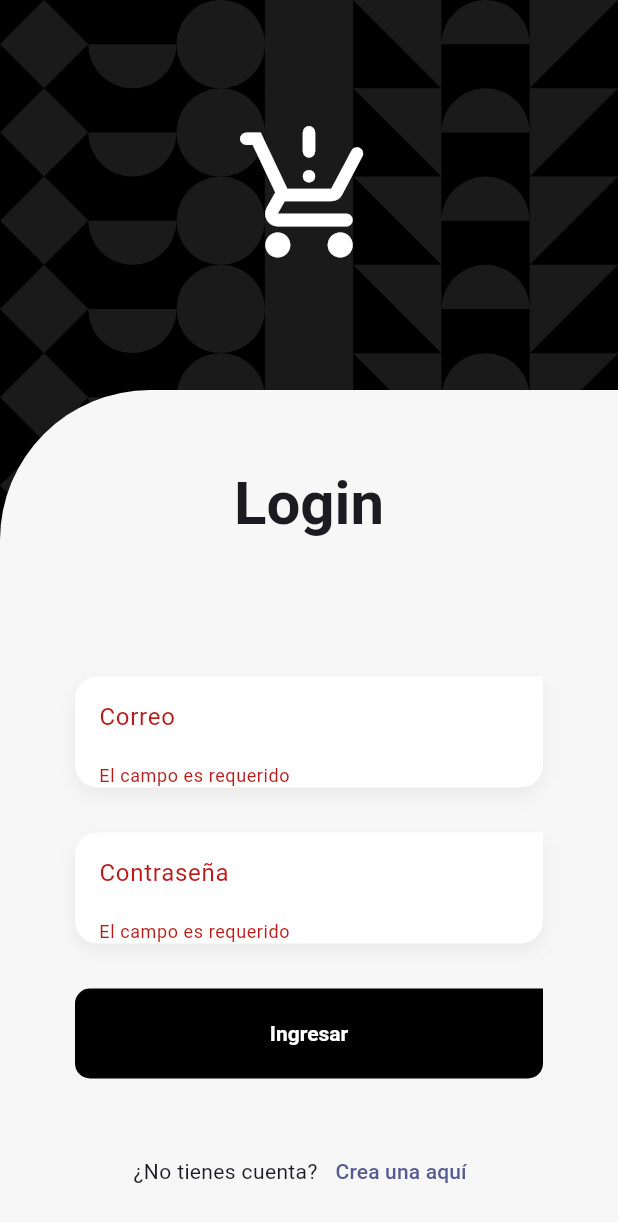
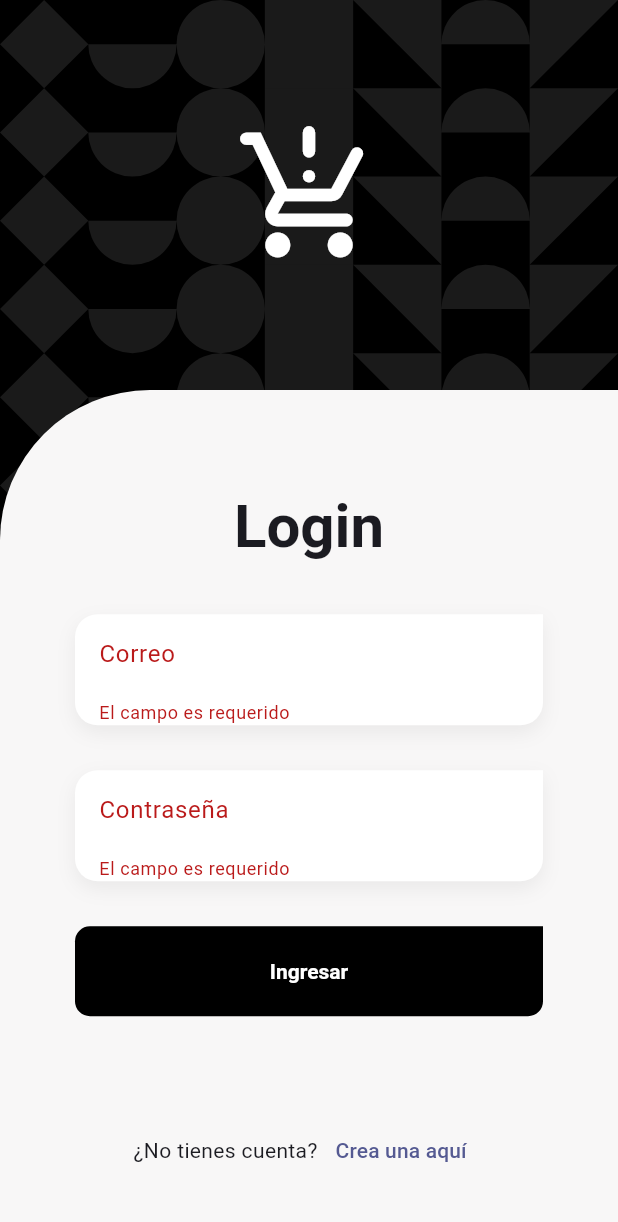
Before and after one commit to Soulcito/flutter_app_shop, a Flutter app: the screen it shows after launch, after a tap on "Ingresar", on a phone screen of 412 x 824 dp. Shown: the top 1222 px of the screen. Run offline on Flutter 3.47's test engine with Material 2 defaults, Android fonts, the phone set to English and light mode, and no system bars; our stand-ins replace dio, flutter_dotenv, flutter_riverpod, formz, go_router, google_fonts and 1 more; project files that could hold a hidden picture were left out.

Commit message:
Fin de la seccion 27

```diff
--- a/lib/config/config.dart
+++ b/lib/config/config.dart
@@ -3,3 +3,4 @@
 export 'theme/app_theme.dart';
 export 'constants/environment.dart';
 export 'router/app_router.dart';
+export 'router/app_router_notifier.dart';
--- a/lib/config/router/app_router.dart
+++ b/lib/config/router/app_router.dart
@@ -1,11 +1,22 @@
+import 'package:flutter_riverpod/flutter_riverpod.dart';
 import 'package:go_router/go_router.dart';
+import 'package:teslo_shop/config/router/app_router_notifier.dart';
 import 'package:teslo_shop/features/auth/auth.dart';
 import 'package:teslo_shop/features/products/products.dart';
 
-final appRouter = GoRouter(
-  initialLocation: '/login',
+final goRouterProvider = Provider((ref) {
+
+  final goRouterNotifier = ref.read(goRouterNotifierProvider);
+
+  return GoRouter(
+    initialLocation: '/splash',
+    refreshListenable: goRouterNotifier,
     routes: [
-
+      ///* primera Pantalla
+      GoRoute(
+        path: '/splash',
+        builder: (context, state) => const CheckAuthStatusScreen(),
+      ),
       ///* Auth Routes
       GoRoute(
         path: '/login',
@@ -22,5 +33,25 @@ final appRouter = GoRouter(
         builder: (context, state) => const ProductsScreen(),
       ),
     ],
-  ///! TODO: Bloquear si no se está autenticado de alguna manera
+
+    redirect: (context, state) {
+
+      final isGoingTo = state.subloc;
+      final authStatus = goRouterNotifier.authStatus;
+
+      if ( isGoingTo == '/splash' && authStatus == AuthStatus.checking ) return null;
+
+      if ( authStatus == AuthStatus.notAuthenticated ) {
+        if ( isGoingTo =='/login' || isGoingTo == '/register' ) return null;
+        return '/login';
+      }
+
+      if ( authStatus == AuthStatus.authenticated ) {
+        if ( isGoingTo =='/login' || isGoingTo == '/register' || isGoingTo == '/splash' ) return '/';
+      }
+
+      return null;
+    },
+
   );
+});
--- /dev/null
+++ b/lib/config/router/app_router_notifier.dart
@@ -0,0 +1,30 @@
+import 'package:flutter/foundation.dart';
+import 'package:flutter_riverpod/flutter_riverpod.dart';
+import 'package:teslo_shop/features/auth/auth.dart';
+
+final goRouterNotifierProvider = Provider((ref) {
+  final authNotifier = ref.read( authProvider.notifier );
+  return GoRouterNotifier(authNotifier);
+});
+
+class GoRouterNotifier extends ChangeNotifier {
+
+  final AuthNotifier _authNotifier;
+
+  AuthStatus _authStatus = AuthStatus.checking;
+
+  GoRouterNotifier(this._authNotifier){
+    _authNotifier.addListener((state) {
+      authStatus = state.authStatus;
+    });
+  }
+
+  AuthStatus get authStatus => _authStatus;
+
+  set authStatus( AuthStatus value ) {
+    _authStatus = value;
+    notifyListeners();
+  }
+
+
+}
--- a/lib/features/auth/presentation/providers/auth_provider.dart
+++ b/lib/features/auth/presentation/providers/auth_provider.dart
@@ -1,20 +1,28 @@
 import 'package:flutter_riverpod/flutter_riverpod.dart';
 import 'package:teslo_shop/features/auth/domain/domain.dart';
 import 'package:teslo_shop/features/auth/infrastructure/infrastructure.dart';
+import 'package:teslo_shop/features/shared/shared.dart';
 
 final authProvider = StateNotifierProvider<AuthNotifier, AuthState>((ref) {
 
   final authRepository = AuthRepositoryImpl();
+  final keyValueStorageService = KeyValueStorageServiceImpl();
 
-  return AuthNotifier(authRepository: authRepository);
+  return AuthNotifier(
+    authRepository: authRepository,
+    keyValueStorageService: keyValueStorageService
+  );
 });
 
 
 class AuthNotifier extends StateNotifier<AuthState> {
 
   final AuthRepository authRepository;
+  final KeyValueStorageService keyValueStorageService;
 
-  AuthNotifier({required this.authRepository}): super( AuthState() );
+  AuthNotifier({required this.authRepository, required this.keyValueStorageService}): super(AuthState()){
+    checkAuthStatus();
+  }
 
   Future<void> loginUser( String email, String password ) async {
     try {
@@ -32,19 +40,28 @@ class AuthNotifier extends StateNotifier<AuthState> {
   }
 
   void checkAuthStatus() async {
+    final token = await keyValueStorageService.getValue<String>('token');
+    if( token == null ) return logout();
 
+    try {
+      final user = await authRepository.checkAuthStatus(token);
+      _setLoggedUser(user);
+    } catch (e) {
+      logout();
+    }
   }
 
-  void _setLoggedUser(User user) {
-    //TODO: necesito guardar el token fisicamente
+  void _setLoggedUser(User user) async{
+    await keyValueStorageService.setKeyValue('token', user.token);
     state = state.copyWith(
       user: user,
       authStatus: AuthStatus.authenticated,
+      errorMessage: '',
     );
   }
 
   Future<void> logout([String? errorMessage]) async {
-    //TODO: limpiar token
+    await keyValueStorageService.removeKey('token');
     state = state.copyWith(
       authStatus: AuthStatus.notAuthenticated,
       user: null,
--- a/lib/features/auth/presentation/providers/login_form_provider.dart
+++ b/lib/features/auth/presentation/providers/login_form_provider.dart
@@ -83,7 +83,11 @@ class LoginFormNotifier extends StateNotifier<LoginFormState> {
 
     if( !state.isValid ) return;
 
+    state = state.copyWith(isPosting: true);
+
     await loginUserCallback(state.email.value, state.password.value);
+
+    state = state.copyWith(isPosting: false);
   }
 
   _touchEveryField() {
--- /dev/null
+++ b/lib/features/auth/presentation/screens/check_auth_status_screen.dart
@@ -0,0 +1,14 @@
+import 'package:flutter/material.dart';
+
+class CheckAuthStatusScreen extends StatelessWidget {
+  const CheckAuthStatusScreen({super.key});
+
+  @override
+  Widget build(BuildContext context) {
+    return const Scaffold(
+      body: Center(
+        child: CircularProgressIndicator(strokeWidth: 2),
+      ),
+    );
+  }
+}
--- a/lib/features/auth/presentation/screens/login_screen.dart
+++ b/lib/features/auth/presentation/screens/login_screen.dart
@@ -2,7 +2,6 @@ import 'package:flutter/material.dart';
 import 'package:flutter_riverpod/flutter_riverpod.dart';
 import 'package:go_router/go_router.dart';
 import 'package:teslo_shop/features/auth/auth.dart';
-import 'package:teslo_shop/features/auth/presentation/providers/login_form_provider.dart';
 import 'package:teslo_shop/features/shared/shared.dart';
 
 
@@ -77,9 +76,11 @@ class _LoginForm extends ConsumerWidget {
       padding: const EdgeInsets.symmetric(horizontal: 50),
       child: Column(
         children: [
-          const SizedBox( height: 50 ),
+          // const SizedBox( height: 50 ),
+          const Spacer(flex: 2),
           Text('Login', style: textStyles.titleLarge ),
-          const SizedBox( height: 90 ),
+          // const SizedBox( height: 90 ),
+          const Spacer(flex: 1),
 
           CustomTextFormField(
             label: 'Correo',
@@ -104,9 +105,9 @@ class _LoginForm extends ConsumerWidget {
             child: CustomFilledButton(
               text: 'Ingresar',
               buttonColor: Colors.black,
-              onPressed: (){
-                ref.read(loginFormProvider.notifier).onFormSubmit();
-              },
+              onPressed: loginForm.isPosting
+                ? null
+                : ref.read(loginFormProvider.notifier).onFormSubmit,
             )
           ),
 
--- a/lib/features/auth/presentation/screens/register_screen.dart
+++ b/lib/features/auth/presentation/screens/register_screen.dart
@@ -72,9 +72,11 @@ class _RegisterForm extends StatelessWidget {
       padding: const EdgeInsets.symmetric(horizontal: 50),
       child: Column(
         children: [
-          const SizedBox( height: 50 ),
+          // const SizedBox( height: 50 ),
+          const Spacer(flex: 2),
           Text('Nueva cuenta', style: textStyles.titleMedium ),
-          const SizedBox( height: 50 ),
+          const Spacer(),
+          // const SizedBox( height: 50 ),
 
           const CustomTextFormField(
             label: 'Nombre completo',
--- a/lib/features/auth/presentation/screens/screens.dart
+++ b/lib/features/auth/presentation/screens/screens.dart
@@ -1,2 +1,3 @@
 export 'login_screen.dart';
 export 'register_screen.dart';
+export 'check_auth_status_screen.dart';
--- /dev/null
+++ b/lib/features/shared/infrastructure/services/key_value_storage_service_impl.dart
@@ -0,0 +1,50 @@
+
+import 'package:shared_preferences/shared_preferences.dart';
+import 'package:teslo_shop/features/shared/infrastructure/services/key_value_storage_service.dart';
+
+class KeyValueStorageServiceImpl extends KeyValueStorageService {
+
+  Future<SharedPreferences> getSharedPrefs() async {
+    return await SharedPreferences.getInstance();
+  }
+
+  @override
+  Future<T?> getValue<T>(String key) async{
+   final prefs = await getSharedPrefs();
+
+    switch (T) {
+      case int:
+        return prefs.getInt(key) as T?;
+      case String:
+        return prefs.getString(key) as T?;
+      default:
+        throw UnimplementedError('GET not implemented for type ${T.runtimeType}');
+    }
+
+  }
+
+  @override
+  Future<bool> removeKey(String key) async{
+    final prefs = await getSharedPrefs();
+    return await prefs.remove(key);
+  }
+
+  @override
+  Future<void> setKeyValue<T>(String key, T value) async{
+    final prefs = await getSharedPrefs();
+
+    switch (T) {
+      case int:
+        prefs.setInt(key, value as int);
+        break;
+      case String:
+        prefs.setString(key, value as String);
+        break;
+      default:
+        throw UnimplementedError('SET not implemented for type ${T.runtimeType}');
+    }
+
+
+  }
+
+}
--- a/lib/features/shared/shared.dart
+++ b/lib/features/shared/shared.dart
@@ -1,2 +1,4 @@
 export 'widgets/widgets.dart';
 export 'infrastructure/inputs/inputs.dart';
+export 'infrastructure/services/key_value_storage_service_impl.dart';
+export 'infrastructure/services/key_value_storage_service.dart';
--- a/lib/main.dart
+++ b/lib/main.dart
@@ -9,11 +9,14 @@ void main() async{
   runApp(const ProviderScope(child: MainApp()));
 }
 
-class MainApp extends StatelessWidget {
+class MainApp extends ConsumerWidget {
   const MainApp({super.key});
 
   @override
-  Widget build(BuildContext context) {
+  Widget build(BuildContext context, WidgetRef ref) {
+
+    final appRouter = ref.watch( goRouterProvider );
+
     return MaterialApp.router(
       routerConfig: appRouter,
       theme: AppTheme().getTheme(),
--- a/pubspec.yaml
+++ b/pubspec.yaml
@@ -15,6 +15,7 @@ dependencies:
   formz: ^0.6.0
   go_router: ^6.2.0
   google_fonts: ^4.0.3
+  shared_preferences: ^2.2.0
 
 dev_dependencies:
   flutter_lints: ^2.0.0
```
Also changed, not shown: lib/features/auth/infrastructure/datasources/auth_datasource_impl.dart (+21 -3 lines), lib/features/shared/infrastructure/services/key_value_storage_service.dart (added, +9 -0 lines), lib/features/shared/widgets/side_menu.dart (+9 -5 lines), pubspec.lock, 1 other file. Lines whose indentation alone changed are shown as unchanged.
